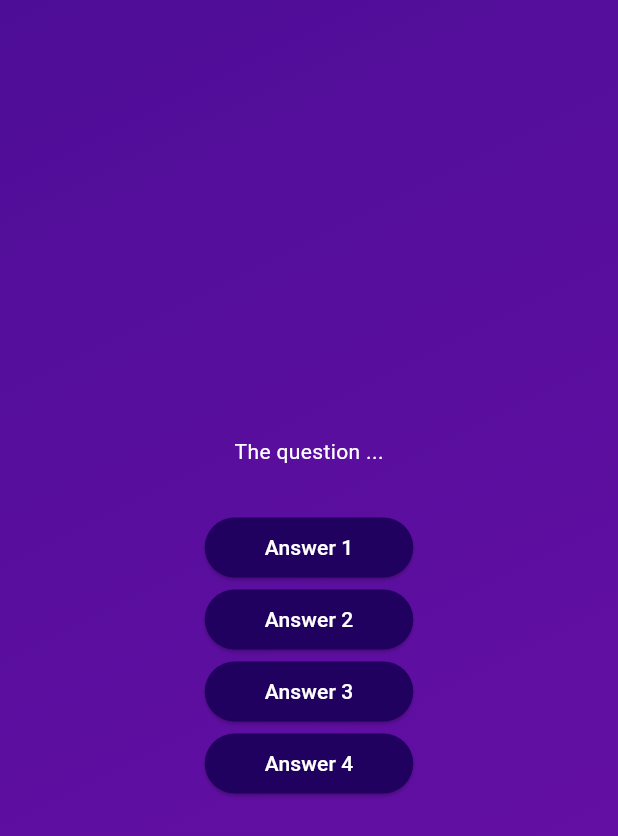
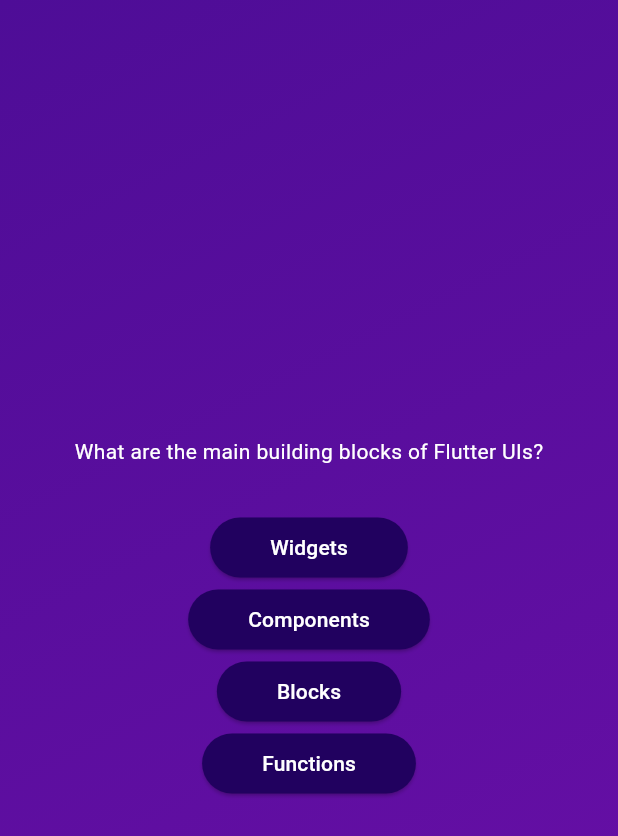
Before and after one commit to godomainz/adv_basics, a Flutter app: the screen it shows after launch, after a tap on "Start Quiz", on a phone screen of 412 x 824 dp. Shown: the top 836 px of the screen. Run offline on Flutter 3.47's test engine with Material 3 defaults, Android fonts, the phone set to English and light mode, and no system bars.

Commit message:
70. Accessing List Elements & Object Properties

```diff
--- a/lib/questions_screen.dart
+++ b/lib/questions_screen.dart
@@ -1,5 +1,6 @@
 import 'package:adv_basics/answer_button.dart';
 import 'package:flutter/material.dart';
+import 'package:adv_basics/data/questions.dart';
 
 class QuestionsScreen extends StatefulWidget {
   const QuestionsScreen({super.key});
@@ -9,6 +10,7 @@ class QuestionsScreen extends StatefulWidget {
 }
 
 class _QuestionsScreenState extends State<QuestionsScreen> {
+  final currentQuestion = questions[0];
   @override
   Widget build(BuildContext context) {
     return SizedBox(
@@ -16,27 +18,27 @@ class _QuestionsScreenState extends State<QuestionsScreen> {
       child: Column(
         mainAxisAlignment: MainAxisAlignment.center,
         children: [
-          const Text(
-            'The question ...',
-            style: TextStyle(
+          Text(
+            currentQuestion.text,
+            style: const TextStyle(
               color: Colors.white,
             ),
           ),
           const SizedBox(height: 30),
           AnswerButton(
-            answerText: "Answer 1",
+            answerText: currentQuestion.answers[0],
             onTap: () {},
           ),
           AnswerButton(
-            answerText: "Answer 2",
+            answerText: currentQuestion.answers[1],
             onTap: () {},
           ),
           AnswerButton(
-            answerText: "Answer 3",
+            answerText: currentQuestion.answers[2],
             onTap: () {},
           ),
           AnswerButton(
-            answerText: "Answer 4",
+            answerText: currentQuestion.answers[3],
             onTap: () {},
           ),
         ],
```
